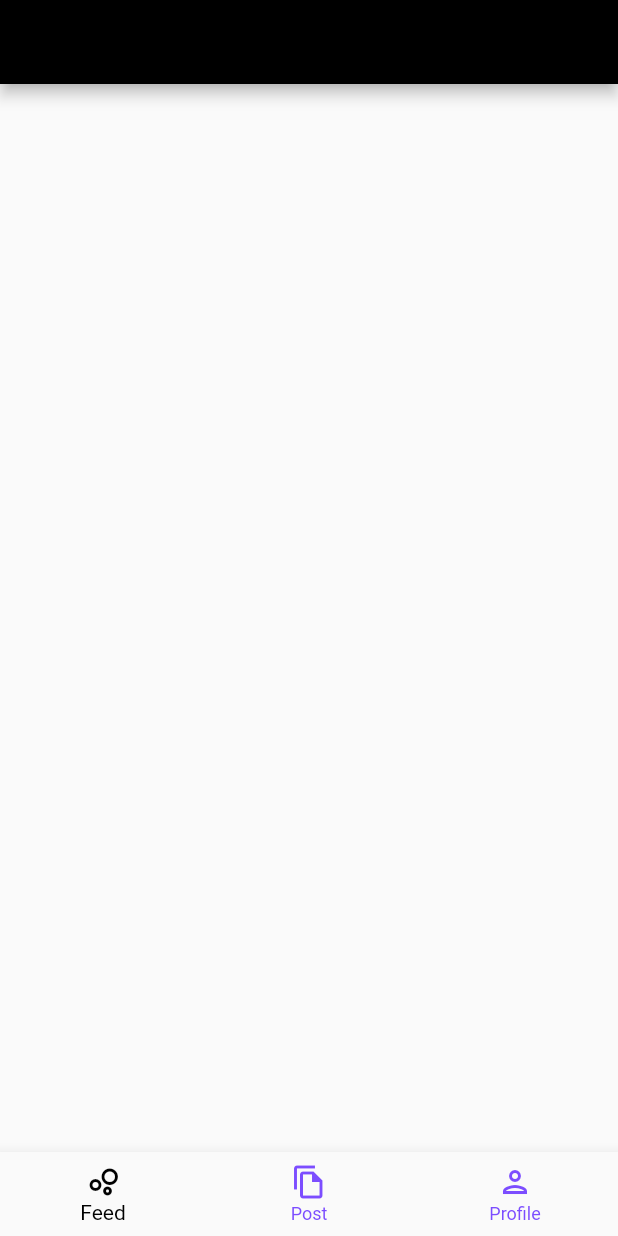
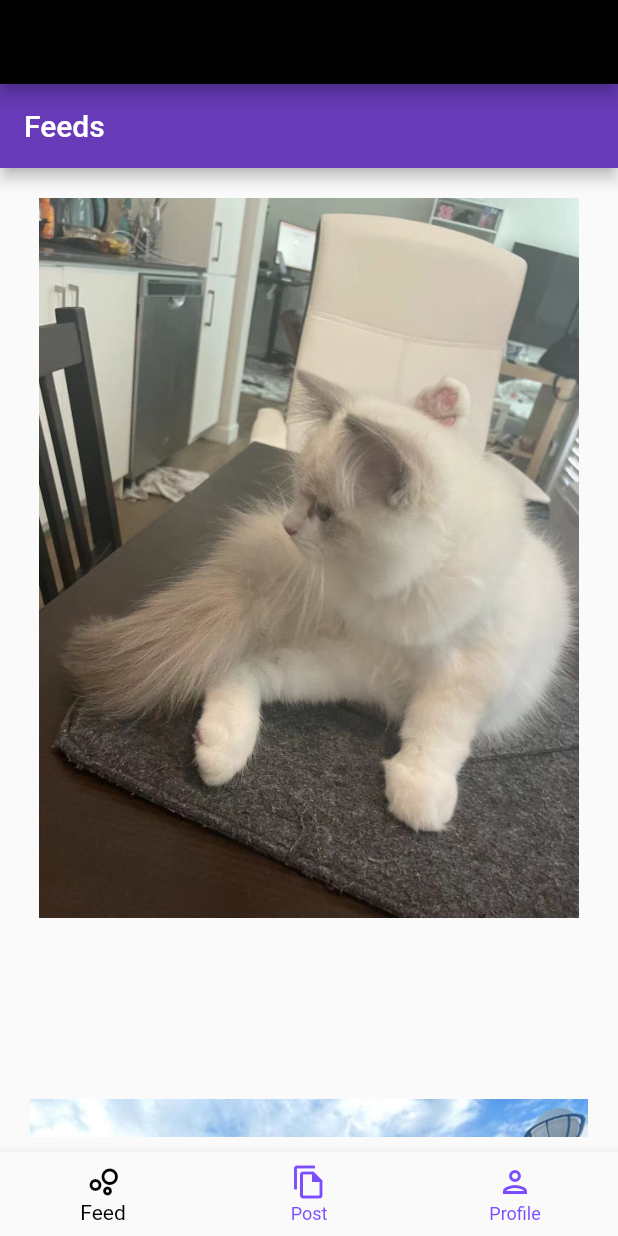
Before and after one commit to Hogean/demo_gs, a Flutter app: the screen it shows after launch, on a phone screen of 412 x 824 dp. Run offline on Flutter 3.47's test engine with Material 2 defaults, Android fonts, the phone set to English and light mode, and no system bars; our stand-ins replace google_fonts.

Commit message:
feat: feed

```diff
--- a/lib/feed_page.dart
+++ b/lib/feed_page.dart
@@ -10,6 +10,30 @@ class FeedPage extends StatefulWidget {
 class _FeedPageState extends State<FeedPage> {
   @override
   Widget build(BuildContext context) {
-    return Scaffold(body: SizedBox());
+    for (int i = 1; i < 10; i++) {
+      images.add(Container(
+          padding: const EdgeInsets.all(10),
+          child: Image.asset('assets/img$i.jpeg')));
+    }
+
+    return Scaffold(
+        appBar: AppBar(
+          title: const Text('Feeds'),
+          backgroundColor: Colors.deepPurple,
+        ),
+        body: Center(
+          child: Container(
+            height: MediaQuery.of(context).size.height,
+            width: MediaQuery.of(context).size.width,
+            padding: const EdgeInsets.all(10),
+            child: ListView(
+              physics: const BouncingScrollPhysics(),
+              itemExtent: 500,
+              children: images,
+            ),
+          ),
+        ));
   }
+
+  List<Widget> images = <Widget>[];
 }
--- a/lib/main.dart
+++ b/lib/main.dart
@@ -42,9 +42,6 @@ class MyApp extends StatelessWidget {
             ),
             backgroundColor: MaterialStateProperty.all(Colors.transparent),
           ),
-        ),
-        iconTheme: IconThemeData(
-          color: Colors.deepPurple.shade900,
         ),
         elevatedButtonTheme: ElevatedButtonThemeData(
           style: ButtonStyle(
--- a/pubspec.yaml
+++ b/pubspec.yaml
@@ -3,7 +3,7 @@ description: A new Flutter project.
 
 # The following line prevents the package from being accidentally published to
 # pub.dev using `flutter pub publish`. This is preferred for private packages.
-publish_to: 'none' # Remove this line if you wish to publish to pub.dev
+publish_to: "none" # Remove this line if you wish to publish to pub.dev
 
 # The following defines the version and build number for your application.
 # A version number is three numbers separated by dots, like 1.2.43
@@ -30,7 +30,6 @@ dependencies:
   flutter:
     sdk: flutter
 
-
   # The following adds the Cupertino Icons font to your application.
   # Use with the CupertinoIcons class for iOS style icons.
   cupertino_icons: ^1.0.2
@@ -52,6 +51,8 @@ dev_dependencies:
 
 # The following section is specific to Flutter packages.
 flutter:
+  assets:
+    - assets/
 
   # The following line ensures that the Material Icons font is
   # included with your application, so that you can use the icons in
```
Also changed, not shown: assets/img1.jpeg (added), assets/img2.jpeg (added), assets/img3.jpeg (added), assets/img4.jpeg (added), assets/img5.jpeg (added), assets/img6.jpeg (added), assets/img7.jpeg (added), assets/img8.jpeg (added), assets/img9.jpeg (added), assets/profile.jpeg (added).
